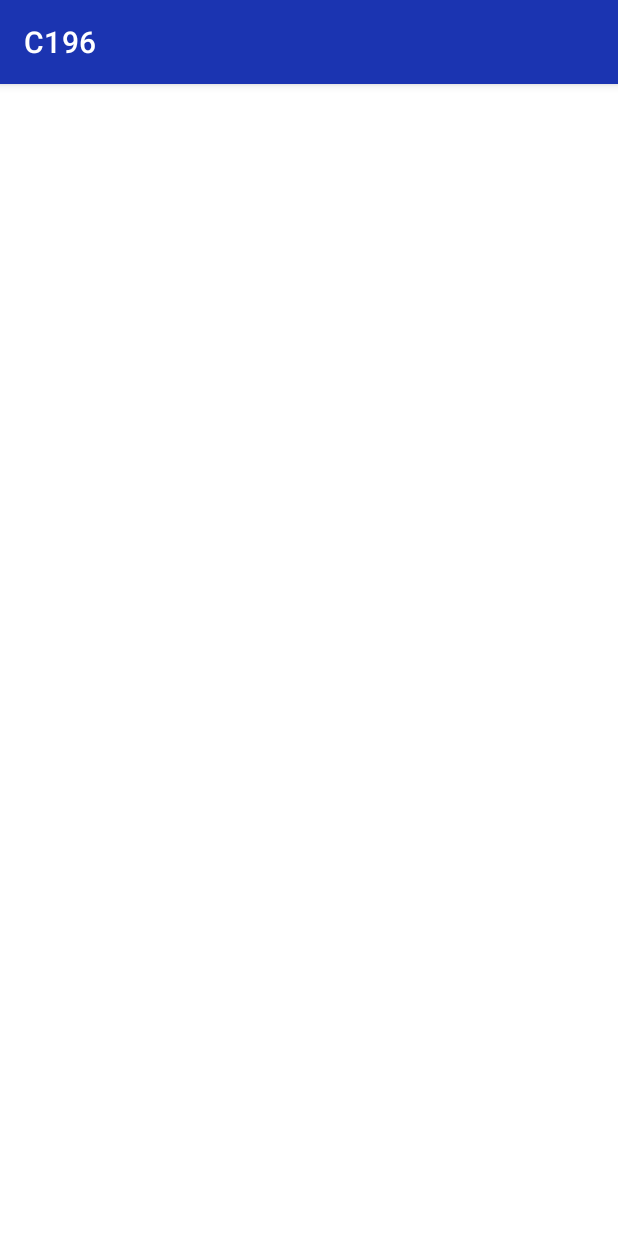
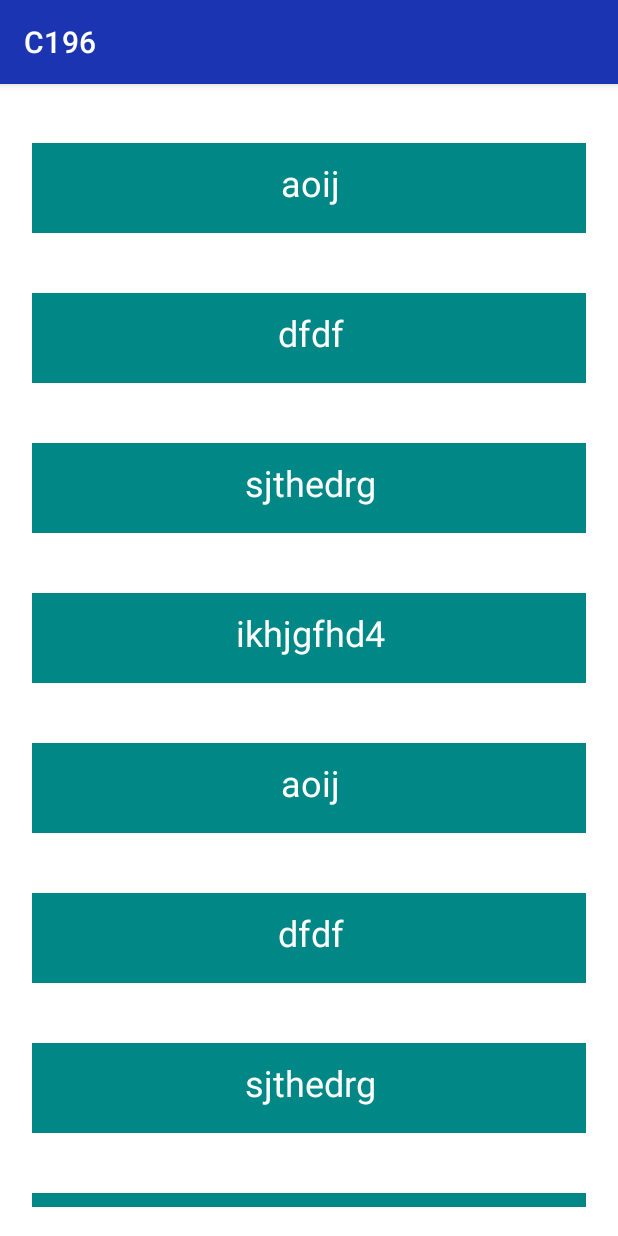
Before and after one commit to JohnHumphrey2099/C196, an Android app: the screen it shows after launch (TermScreen before the commit, CourseScreen after it), after a tap on "START", on a phone screen of 412 x 824 dp. Run offline under Robolectric (Android 15) with nearby library versions, the phone set to English and light mode, and no system bars; our stand-ins replace Room's generated code.

Commit message:
All Three List Screens Working

```diff
--- a/app/src/main/java/com/humphrey/c196/Database/Repository.java
+++ b/app/src/main/java/com/humphrey/c196/Database/Repository.java
@@ -7,6 +7,8 @@ import android.app.Application;
 import com.humphrey.c196.DAO.AssessmentDAO;
 import com.humphrey.c196.DAO.CourseDAO;
 import com.humphrey.c196.DAO.TermDAO;
+import com.humphrey.c196.Entity.Assessment;
+import com.humphrey.c196.Entity.Course;
 import com.humphrey.c196.Entity.Term;
 import com.humphrey.c196.Utility.Util;
 
@@ -21,7 +23,9 @@ public class Repository {
 
 
     private List<Term> allTerms;
-    private List<Term> allAssessments;
+    private List<Assessment> allAssessments;
+
+    private List<Course> allCourses;
 
     private static int NUMBER_OF_THREADS = 4;
 
@@ -53,5 +57,43 @@ public class Repository {
         Util.waitAsec();
         return allTerms;
     }
+    public void insertAssessment(Assessment assessment){
+        databaseExecutor.execute(()->{
+            assessmentDAO.insert(assessment);
+        });
+        Util.waitAsec();
+    }
+    public void deleteAssessment(Assessment assessment){
+        databaseExecutor.execute(()->{
+            assessmentDAO.delete(assessment);
+        });
+        Util.waitAsec();
+    }
+    public List<Assessment> getAllAssessments(){
+        databaseExecutor.execute(()->{
+            allAssessments = assessmentDAO.getAllAssessments();
+        });
+        Util.waitAsec();
+        return allAssessments;
+    }
+    public void insertCourse(Course course){
+        databaseExecutor.execute(()->{
+            courseDAO.insert(course);
+        });
+        Util.waitAsec();
+    }
+    public void deleteCourse(Course course){
+        databaseExecutor.execute(()-> {
+            courseDAO.delete(course);
+        });
+        Util.waitAsec();
+    }
+    public List<Course> getAllCourses(){
 
+        databaseExecutor.execute(()->{
+            allCourses = courseDAO.getAllCourses();
+        });
+        Util.waitAsec();
+        return allCourses;
+    }
 }
--- a/app/src/main/java/com/humphrey/c196/UI/CourseScreen.java
+++ b/app/src/main/java/com/humphrey/c196/UI/CourseScreen.java
@@ -1,16 +1,31 @@
 package com.humphrey.c196.UI;
 
 import androidx.appcompat.app.AppCompatActivity;
+import androidx.recyclerview.widget.LinearLayoutManager;
+import androidx.recyclerview.widget.RecyclerView;
 
 import android.os.Bundle;
 
+import com.humphrey.c196.Database.Repository;
+import com.humphrey.c196.Entity.Course;
 import com.humphrey.c196.R;
 
+import java.util.List;
+
 public class CourseScreen extends AppCompatActivity {
-
+    private Repository repository;
     @Override
     protected void onCreate(Bundle savedInstanceState) {
         super.onCreate(savedInstanceState);
         setContentView(R.layout.activity_course_screen);
+
+        RecyclerView recyclerView = findViewById(R.id.courseRecyclerView);
+        final CourseAdapter courseAdapter = new CourseAdapter(this);
+        recyclerView.setAdapter(courseAdapter);
+        recyclerView.setLayoutManager(new LinearLayoutManager(this));
+        repository = new Repository(getApplication());
+
+        List<Course> allCourses = repository.getAllCourses();
+        courseAdapter.setCourseList(allCourses);
     }
 }
--- a/app/src/main/java/com/humphrey/c196/UI/MainActivity.java
+++ b/app/src/main/java/com/humphrey/c196/UI/MainActivity.java
@@ -7,9 +7,12 @@ import android.os.Bundle;
 import android.view.View;
 import android.widget.Button;
 
+import com.humphrey.c196.DAO.AssessmentDAO;
 import com.humphrey.c196.DAO.TermDAO;
 import com.humphrey.c196.Database.DatabaseBuilder;
 import com.humphrey.c196.Database.Repository;
+import com.humphrey.c196.Entity.Assessment;
+import com.humphrey.c196.Entity.Course;
 import com.humphrey.c196.R;
 import com.humphrey.c196.Entity.Term;
 
@@ -20,7 +23,24 @@ public class MainActivity extends AppCompatActivity {
     protected void onCreate(Bundle savedInstanceState) {
         super.onCreate(savedInstanceState);
         setContentView(R.layout.activity_main);
+        Repository repository = new Repository(getApplication());
 
+        repository.insertCourse(new Course("aoij", 3, "oijo", 4, "John",
+                "494949","dkjkj"));
+        repository.insertCourse(new Course("dfdf", 3, "oijo", 4, "John",
+                "494949","dkjkj"));
+        repository.insertCourse(new Course("sjthedrg", 3, "oijo", 4, "John",
+                "494949","dkjkj"));
+        repository.insertCourse(new Course("ikhjgfhd4", 3, "oijo", 4, "John",
+                "494949","dkjkj"));
+        repository.insertCourse(new Course("aoij", 3, "oijo", 4, "John",
+                "494949","dkjkj"));
+        repository.insertCourse(new Course("dfdf", 3, "oijo", 4, "John",
+                "494949","dkjkj"));
+        repository.insertCourse(new Course("sjthedrg", 3, "oijo", 4, "John",
+                "494949","dkjkj"));
+        repository.insertCourse(new Course("ikhjgfhd4", 3, "oijo", 4, "John",
+                "494949","dkjkj"));
     }
 
     public void goToTermScreen(View view){
@@ -28,5 +48,14 @@ public class MainActivity extends AppCompatActivity {
         startActivity(intent);
 
     }
+    public void goToAssessmentScreen(View view){
+        Intent intent = new Intent(MainActivity.this, AssessmentScreen.class);
+        startActivity(intent);
+    }
+
+    public void goToCourseScreen(View view){
+        Intent intent = new Intent(MainActivity.this, CourseScreen.class);
+        startActivity(intent);
+    }
 
 }
--- a/app/src/main/res/layout/activity_course_screen.xml
+++ b/app/src/main/res/layout/activity_course_screen.xml
@@ -6,4 +6,12 @@
     android:layout_height="match_parent"
     tools:context=".UI.CourseScreen">
 
+    <androidx.recyclerview.widget.RecyclerView
+        android:id="@+id/courseRecyclerView"
+        android:layout_width="409dp"
+        android:layout_height="729dp"
+        app:layout_constraintBottom_toBottomOf="parent"
+        app:layout_constraintEnd_toEndOf="parent"
+        app:layout_constraintStart_toStartOf="parent"
+        app:layout_constraintTop_toTopOf="parent" />
 </androidx.constraintlayout.widget.ConstraintLayout>
--- a/app/src/main/res/layout/activity_main.xml
+++ b/app/src/main/res/layout/activity_main.xml
@@ -32,7 +32,7 @@
         android:layout_height="wrap_content"
         android:layout_gravity="right"
         android:layout_marginBottom="92dp"
-        android:onClick="goToTermScreen"
+        android:onClick="goToCourseScreen"
         android:text="Start"
         android:textColor="@color/black"
         android:textSize="20sp"
```
Also changed, not shown: app/src/main/java/com/humphrey/c196/UI/AssessmentScreen.java (+15 -1 lines), app/src/main/res/layout/activity_assessments_screen.xml (+8 -0 lines).
